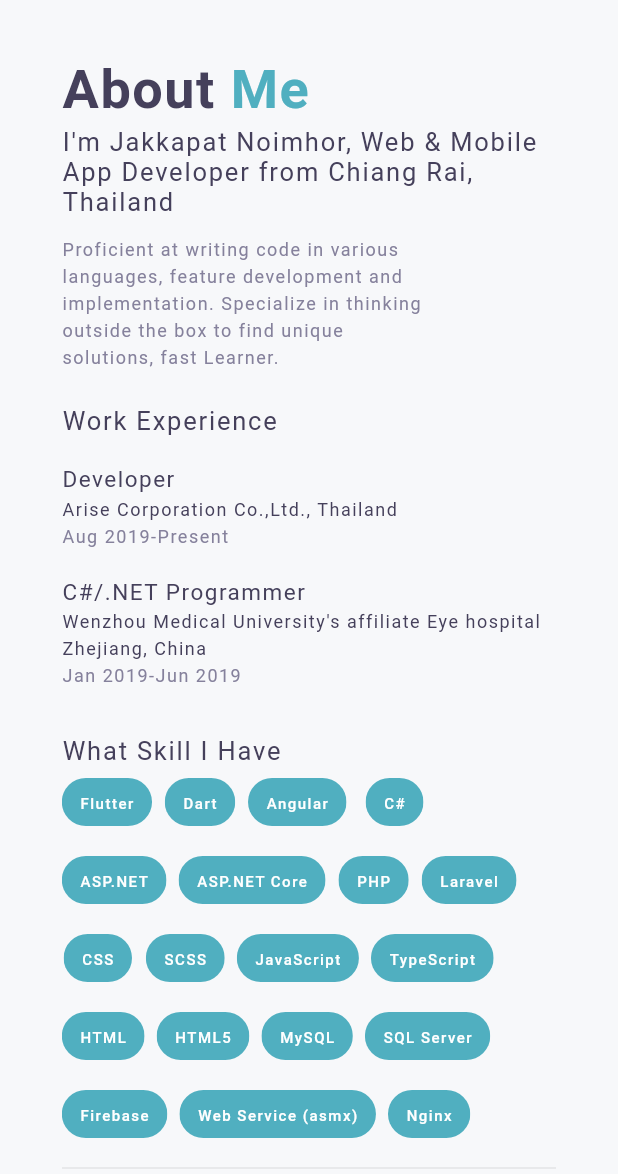
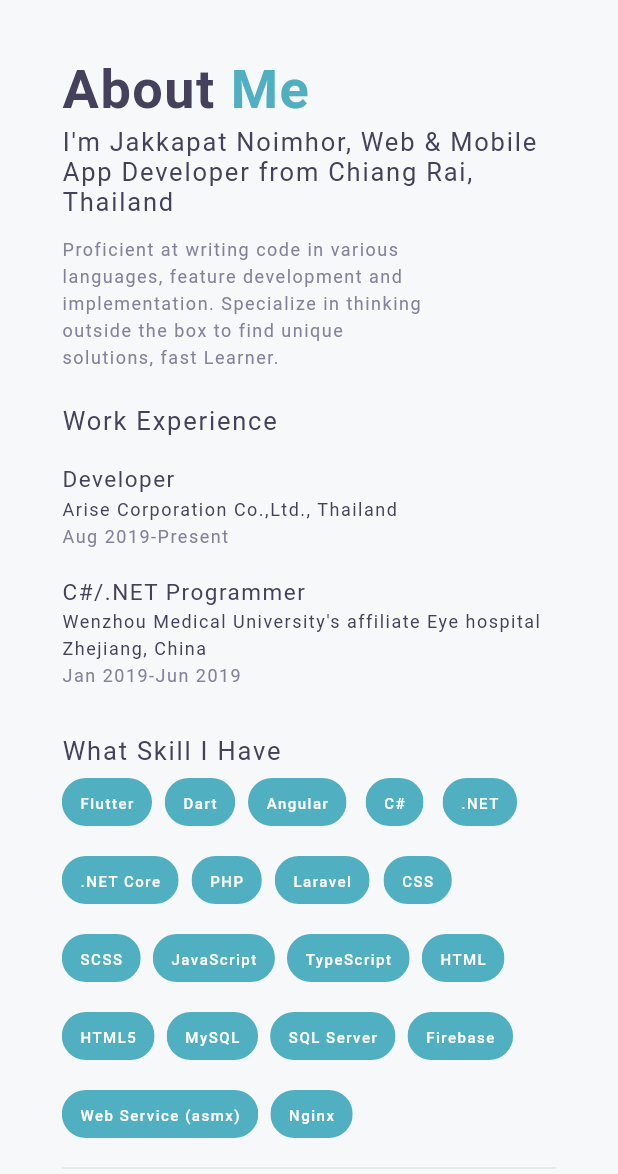
Before and after one commit to MangoStick/portfolio, a Flutter app: the screen it shows after launch, on a phone screen of 412 x 824 dp, the part 62-1236 px from its top. Run offline on Flutter 3.47's test engine with Material 2 defaults, Android fonts, the phone set to English and light mode, and no system bars; our stand-ins replace font_awesome_flutter; missing offline and left inert: dart:html; Roboto replaces fonts that are missing (NexaBold, NexaLight, ProductSans).

Commit message:
Update home.dart

```diff
--- a/lib/ui/home.dart
+++ b/lib/ui/home.dart
@@ -292,8 +292,8 @@ class HomePage extends StatelessWidget {
     'Dart',
     'Angular',
     'C#',
-    'ASP.NET',
-    'ASP.NET Core',
+    '.NET',
+    '.NET Core',
     'PHP',
     'Laravel',
     'CSS',
```
